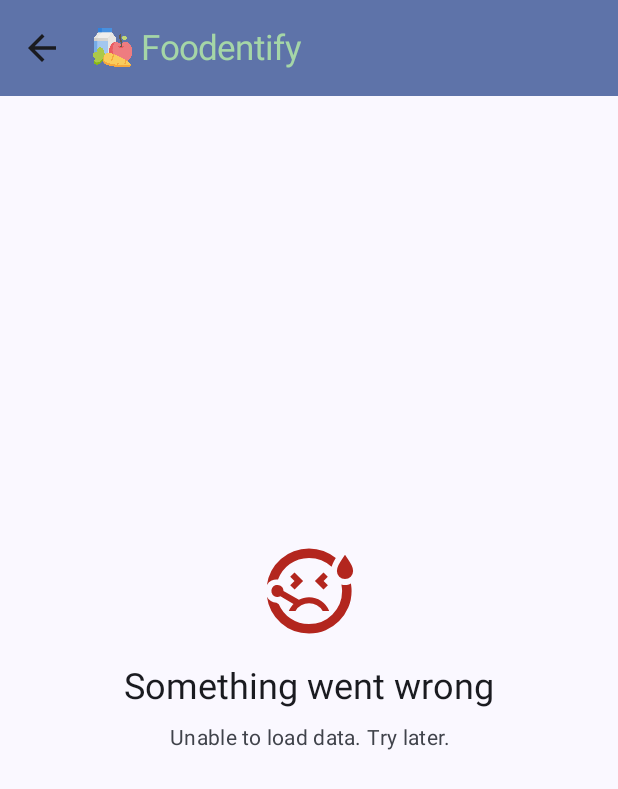
After one commit to Bowleu/Foodentify, an Android app built with Jetpack Compose: the composable ErrorScreen shown on its own in the app's theme, on a phone screen of 412 x 824 dp. The commit adds this screen. Shown: the top 789 px of the screen. Run offline under Robolectric (Android 15) with nearby library versions, the phone set to English and light mode, and no system bars; 2 statements that could not run were skipped.

Commit message:
Обновил UI, разделил экраны.

```diff
--- /dev/null
+++ b/app/src/main/java/com/bowleu/foodentify/ui/common/ErrorScreen.kt
@@ -0,0 +1,72 @@
+package com.bowleu.foodentify.ui.common
+
+import androidx.compose.foundation.layout.Arrangement
+import androidx.compose.foundation.layout.Box
+import androidx.compose.foundation.layout.Column
+import androidx.compose.foundation.layout.fillMaxSize
+import androidx.compose.foundation.layout.padding
+import androidx.compose.foundation.layout.size
+import androidx.compose.material3.Icon
+import androidx.compose.material3.MaterialTheme
+import androidx.compose.material3.Text
+import androidx.compose.runtime.Composable
+import androidx.compose.ui.Alignment
+import androidx.compose.ui.Modifier
+import androidx.compose.ui.res.painterResource
+import androidx.compose.ui.res.stringResource
+import androidx.compose.ui.text.style.TextAlign
+import androidx.compose.ui.tooling.preview.Preview
+import androidx.compose.ui.unit.dp
+import com.bowleu.foodentify.R
+import com.bowleu.foodentify.ui.theme.FoodentifyTheme
+
+@Composable
+fun ErrorScreen() {
+    DefaultScreenScaffold(
+        shouldShowTitle = true,
+        shouldShowBackButton = true
+    ) { paddingValues ->
+        Box(
+            modifier = Modifier
+                .fillMaxSize()
+                .padding(paddingValues),
+            contentAlignment = Alignment.Center
+        ) {
+            Column(
+                horizontalAlignment = Alignment.CenterHorizontally,
+                verticalArrangement = Arrangement.Center
+            ) {
+                Icon(
+                    painter = painterResource(R.drawable.sick_smile),
+                    contentDescription = null,
+                    tint = MaterialTheme.colorScheme.error,
+                    modifier = Modifier
+                        .size(80.dp)
+                        .padding(bottom = 16.dp)
+                )
+
+                Text(
+                    text = stringResource(R.string.something_went_wrong),
+                    style = MaterialTheme.typography.headlineSmall,
+                    color = MaterialTheme.colorScheme.onSurface,
+                )
+
+                Text(
+                    text = stringResource(R.string.unable_to_load_data),
+                    style = MaterialTheme.typography.bodyMedium,
+                    color = MaterialTheme.colorScheme.onSurfaceVariant,
+                    textAlign = TextAlign.Center,
+                    modifier = Modifier.padding(top = 8.dp, bottom = 24.dp)
+                )
+            }
+        }
+    }
+}
+
+@Preview
+@Composable
+fun ErrorScreenPreview() {
+    FoodentifyTheme {
+        ErrorScreen()
+    }
+}
--- /dev/null
+++ b/app/src/main/res/drawable/sick_smile.xml
@@ -0,0 +1,9 @@
+<vector xmlns:android="http://schemas.android.com/apk/res/android"
+    android:width="48dp"
+    android:height="48dp"
+    android:viewportWidth="960"
+    android:viewportHeight="960">
+  <path
+      android:pathData="M59,421q21,-157 140,-262t281,-105q77,0 145,25.5T748,150q-19,32 -28.5,51.5T706,238q-45,-42 -102.5,-65.5T480,149q-108,0 -192,60.5T170,366q-33,-5 -63.5,9.5T59,421ZM480,905q-162,0 -281,-105T59,538q14,28 39.5,43t56.5,16l23,15q37,88 118.5,143.5T480,811q138,0 234.5,-96.5T811,480q0,-17 -2.5,-33.5T804,414q8,3 17.5,5t18.5,2q16,0 30.5,-4t28.5,-11q3,18 5,36.5t2,37.5q0,88 -33.5,165.5t-91,135.5q-57.5,58 -135,91T480,905ZM336,465l85,-85 -86,-86 -43,43 43,42 -43,43 44,43ZM840,361q-34,0 -57.5,-23.5T759,280q0,-27 15,-57t66,-105q51,75 66,105t15,57q0,34 -23.5,57.5T840,361ZM625,466l44,-44 -43,-43 42,-42 -43,-43 -86,86 86,86ZM480,543q-28,0 -53,6.5T379,568l-154,-89q-1,-17 -8.5,-30.5T195,427q-22,-12 -46.5,-6T111,449q-12,22 -5.5,46.5T134,533q14,8 30,7t30,-8l131,77q-14,15 -26,32.5T278,680h67q20,-37 57.5,-57t78.5,-20q41,0 77.5,20t58.5,57h65q-25,-62 -80,-99.5T480,543ZM480,480Z"
+      android:fillColor="#1f1f1f"/>
+</vector>
--- a/app/src/main/res/values/strings.xml
+++ b/app/src/main/res/values/strings.xml
@@ -26,5 +26,7 @@
     <string name="product_image_content_description">Product image</string>
     <string name="kcal">Kcal</string>
     <string name="back_content_description">Back arrow</string>
+    <string name="something_went_wrong">Something went wrong</string>
+    <string name="unable_to_load_data">Unable to load data. Try later.</string>
 
 </resources>
```
Also changed, not shown: app/src/main/java/com/bowleu/foodentify/ui/common/LoadingScreen.kt (added, +49 -0 lines), app/src/main/java/com/bowleu/foodentify/ui/product/ProductScreen.kt (+43 -91 lines), 1 other file.
